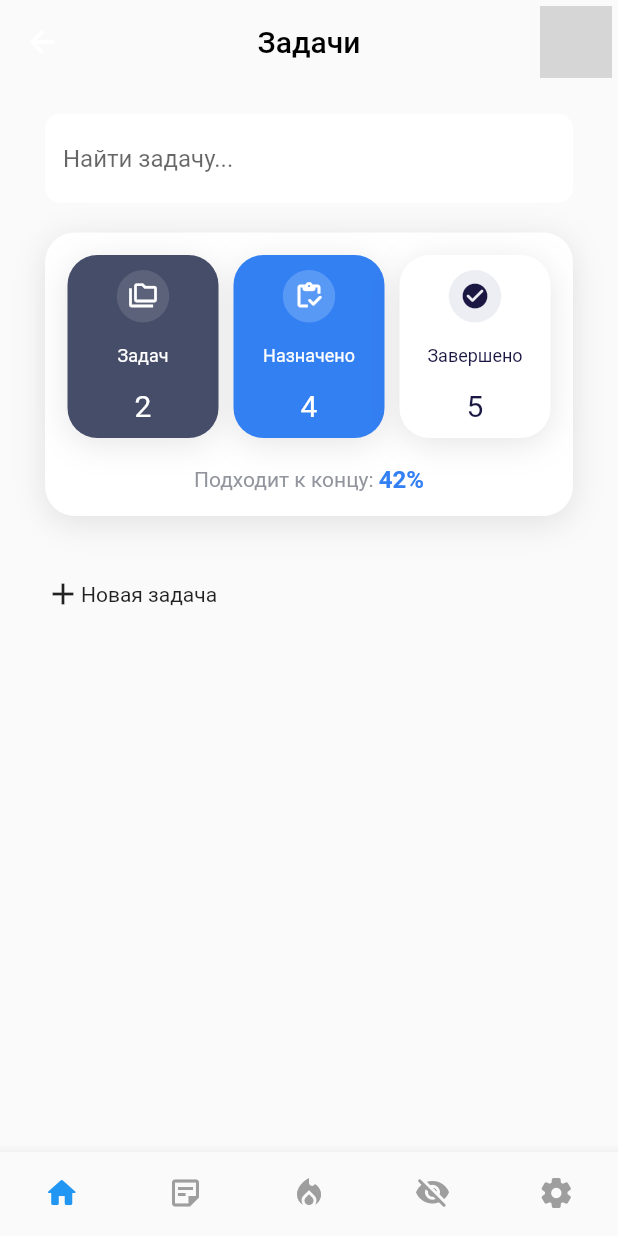
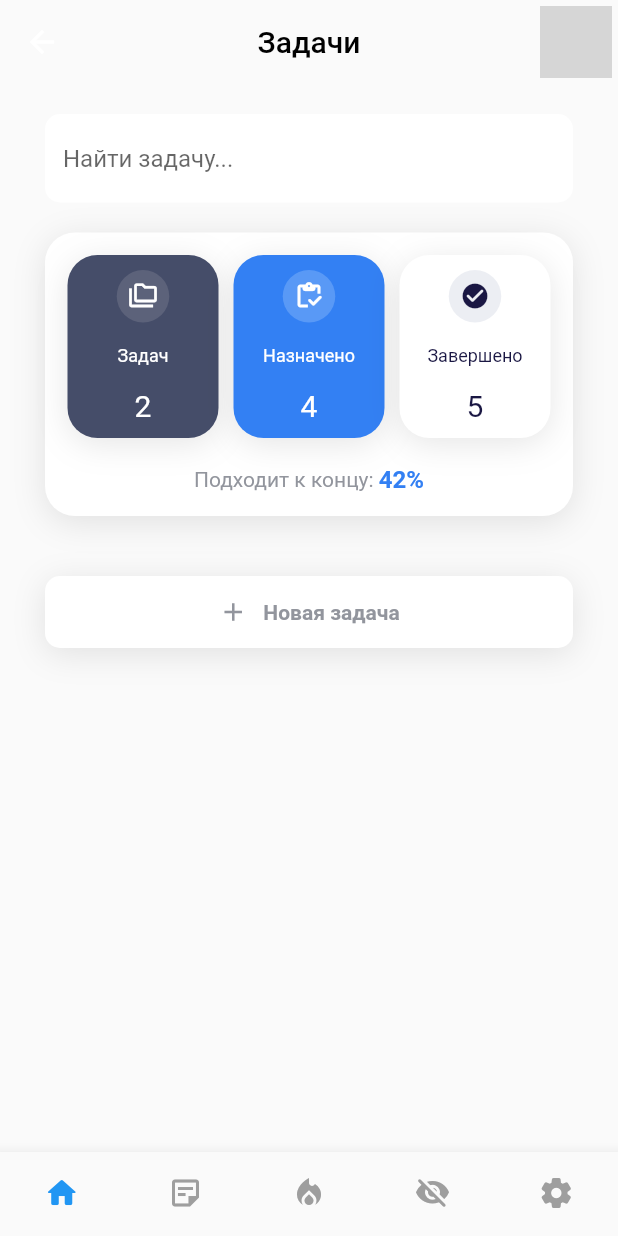
Before and after one commit to black-rusuz/rostelecom, a Flutter app: the HomePage screen opened directly, on a phone screen of 412 x 824 dp. Run offline on Flutter 3.47's test engine with Material 2 defaults, Android fonts, the phone set to English and light mode, and no system bars; drawn by our look-alikes of cached_network_image; our stand-ins replace dio, equatable, flutter_bloc, get_it, google_fonts, injectable and 1 more; network calls fail; grey boxes are pictures that could not be loaded.

Commit message:
new task btn

```diff
--- a/lib/main.dart
+++ b/lib/main.dart
@@ -20,8 +20,8 @@ class MyApp extends StatelessWidget {
       title: 'Rostelecom',
       theme: Styles.theme,
       onGenerateRoute: routeByName,
-      // initialRoute: HomePage.name,
-      initialRoute: LoginPage.name,
+      initialRoute: HomePage.name,
+      // initialRoute: LoginPage.name,
     );
   }
 
--- a/lib/presentation/pages/home/tasks/tasks_fragment.dart
+++ b/lib/presentation/pages/home/tasks/tasks_fragment.dart
@@ -1,6 +1,7 @@
 import 'package:flutter/material.dart';
 
 import '../../../../styles.dart';
+import '../../../widgets/base_button.dart';
 import '../../../widgets/base_card.dart';
 import '../../../widgets/base_text_field.dart';
 
@@ -20,15 +21,10 @@ class TasksFragment extends StatelessWidget {
           //const TasksBoard(),
           GestureDetector(
             onTap: () {},
-            child: Container(
-              alignment: Alignment.center,
-              child: Row(
-                children: const [
-                  Icon(Icons.add),
-                  Text('Новая задача'),
-                ],
-              ),
-            ),
+            child: const BaseButton(
+              label: 'Новая задача',
+              icon: Icons.add,
+            )
           )
         ],
       ),
--- a/lib/presentation/widgets/base_button.dart
+++ b/lib/presentation/widgets/base_button.dart
@@ -33,13 +33,13 @@ class BaseButton extends StatelessWidget {
           if (icon != null)
             Padding(
               padding: const EdgeInsets.only(right: 10),
-              child: Icon(icon, size: 20, color: textColor),
+              child: Icon(icon, size: 20, color: textColor ?? Styles.greyColor),
             ),
           Text(
             label,
-            style: const TextStyle(
+            style: TextStyle(
               fontWeight: FontWeight.w600,
-              color: Colors.white,
+              color: textColor ?? Styles.greyColor,
             ),
           ),
         ],
```
